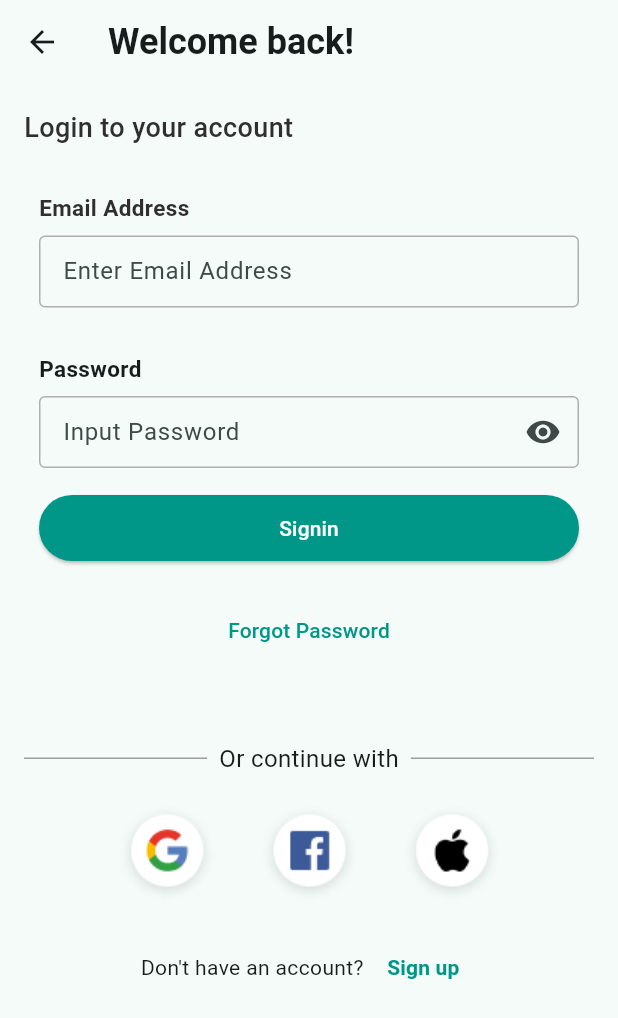
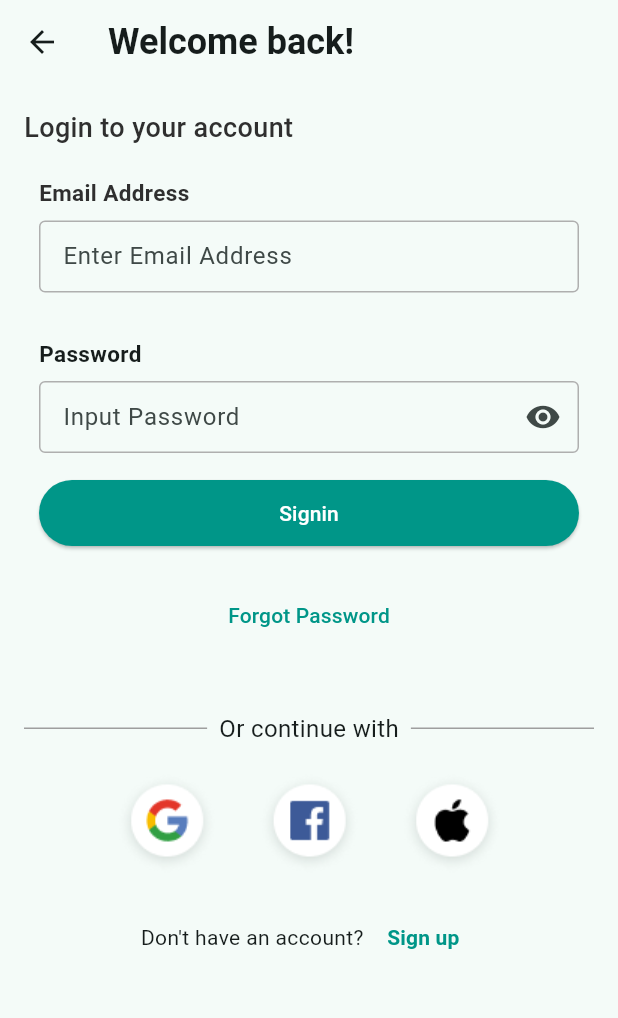
Before and after one commit to ANTONINEUTRON/bespoke_ai_job_app, a Flutter app: the screen it shows after launch, on a phone screen of 412 x 824 dp. Shown: the top 1018 px of the screen. Run offline on Flutter 3.47's test engine with Material 3 defaults, Android fonts, the phone set to English and light mode, and no system bars; our stand-ins replace dotted_border, envied, equatable, file_picker, flutter_bloc, flutter_markdown and 5 more; missing offline and left inert: flutter_pdfview, pdfx; accounts and stored records are empty.

Commit message:
made changes

```diff
--- a/lib/features/home/pages/signIn/signIn.dart
+++ b/lib/features/home/pages/signIn/signIn.dart
@@ -46,10 +46,10 @@ class _SignInState extends State<SignIn> {
                 fontSize: 18,
                 fontWeight: FontWeight.w500),
               ),
-              SizedBox(height: 20),
+              SizedBox(height: 10),
 
               SignInForm(),
-              SizedBox(height: 20),
+              SizedBox(height: 10),
 
 
              Row(
```
